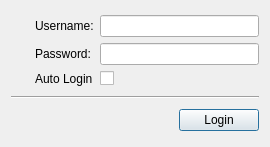
The window that src/login.ui (javierllorente/qactus) describes before a commit, drawn with Qt 5.
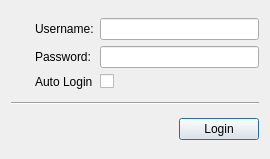
The same window after the commit. Icons and pictures are not drawn.

Commit message: Update qrc location, widget size and add Qt::ImhSensitiveData to lineEdit_Password

Patch:
```diff
--- a/src/login.ui
+++ b/src/login.ui
@@ -10,7 +10,7 @@
     <x>0</x>
     <y>0</y>
     <width>270</width>
-    <height>147</height>
+    <height>159</height>
    </rect>
   </property>
   <property name="windowTitle">
```
Left out of the diff: 6 changed lines with no effect on the pictures.
